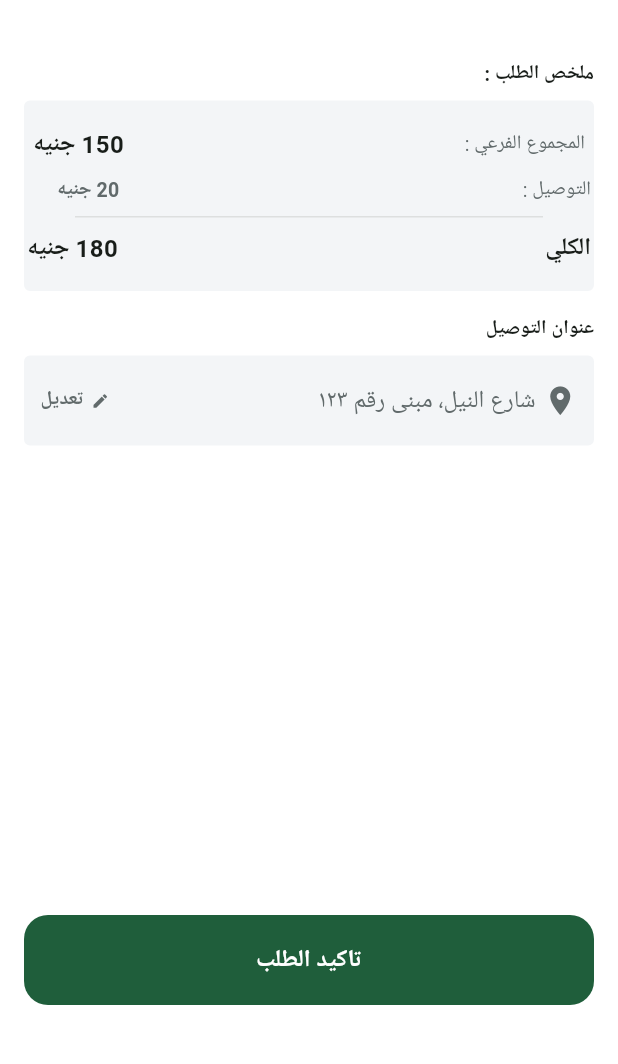
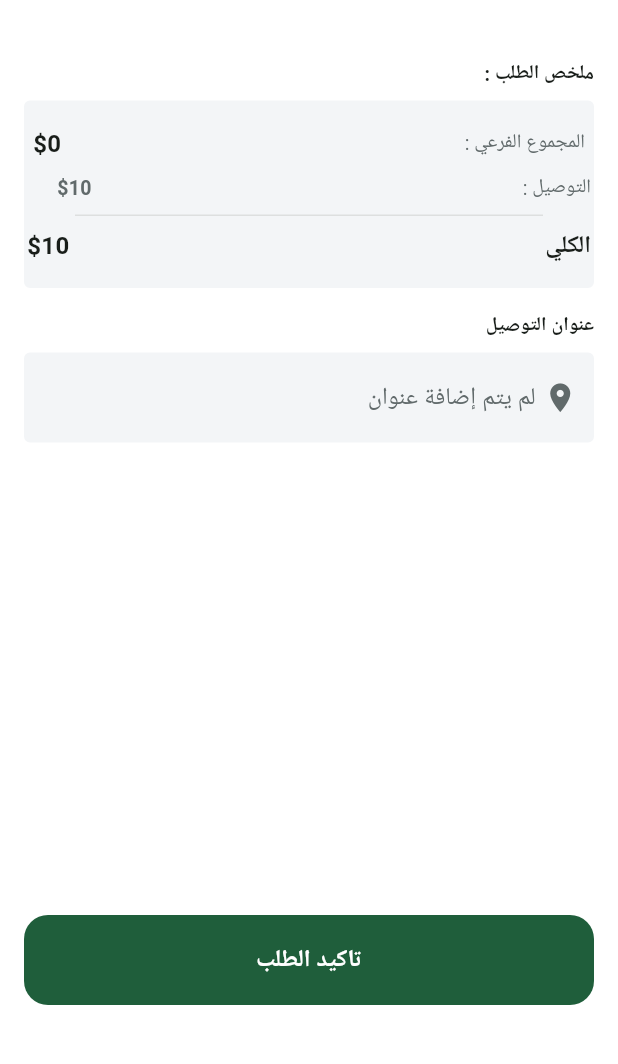
Before and after one commit to A-rosan/FruitsApp, a Flutter app: the CheckOutScreen screen opened directly with empty values, swiped to page 3, on a phone screen of 412 x 824 dp, the part 150-1214 px from its top. Run offline on Flutter 3.47's test engine with Material 3 defaults, Android fonts, the phone set to English and light mode, and no system bars; our stand-ins replace cloud_firestore, dartz, dots_indicator, equatable, firebase_auth, firebase_core and 13 more; missing offline and left inert: flutter_facebook_auth; accounts and stored records are empty; Roboto replaces fonts that are missing (Cairo); project files that could hold a hidden picture were left out.

Commit message:
payment section logic

```diff
--- a/lib/features/check_out/presentation/views/check_out.dart
+++ b/lib/features/check_out/presentation/views/check_out.dart
@@ -8,10 +8,32 @@ import '../../domain/address_entity.dart';
 import '../../domain/order_entity.dart';
 import 'widget/check_out_body.dart';
 
-class CheckOutScreen extends StatelessWidget {
+class CheckOutScreen extends StatefulWidget {
   CheckOutScreen({super.key, required this.cartEntity});
   static const String routName = 'checkOutScreen';
   CartEntity cartEntity;
+
+  @override
+  State<CheckOutScreen> createState() => _CheckOutScreenState();
+}
+
+class _CheckOutScreenState extends State<CheckOutScreen> {
+  late final OrderEntity _order;
+
+  @override
+  void initState() {
+    super.initState();
+    _order = OrderEntity(
+      cartEntity: widget.cartEntity,
+      addressEntity: AddressEntity(),
+    );
+  }
+
+  @override
+  void dispose() {
+    _order.dispose();
+    super.dispose();
+  }
 
   @override
   Widget build(BuildContext context) {
@@ -20,12 +42,10 @@ class CheckOutScreen extends StatelessWidget {
         context,
         title: 'الشحن',
       ),
-      body: Provider.value(
-          value: OrderEntity(
-            cartEntity: cartEntity,
-            addressEntity: AddressEntity(),
-          ),
-          child: CheckOutBody()),
+      body: ChangeNotifierProvider.value(
+        value: _order,
+        child: CheckOutBody(),
+      ),
     );
   }
 }
--- a/lib/features/check_out/presentation/views/widget/check_out_body.dart
+++ b/lib/features/check_out/presentation/views/widget/check_out_body.dart
@@ -10,12 +10,15 @@ import 'package:provider/provider.dart';
 // import '../../../../../core/utils/app_text_style.dart';
 // import '../../../../../core/widgets/custom_error_widget.dart';
 import '../../../../../core/widgets/custom_snack_bar.dart';
+import '../../../domain/address_entity.dart';
 import '../../../domain/order_entity.dart';
 // import 'active_step_item.dart';
 // import 'un_active_step_item.dart';
 
 class CheckOutBody extends StatefulWidget {
-  const CheckOutBody({super.key});
+  const CheckOutBody({
+    super.key,
+  });
 
   @override
   State<CheckOutBody> createState() => _CheckOutBodyState();
--- a/lib/features/check_out/presentation/views/widget/payment_section/payment_section.dart
+++ b/lib/features/check_out/presentation/views/widget/payment_section/payment_section.dart
@@ -1,20 +1,39 @@
 import 'package:flutter/material.dart';
-import 'package:flutter_svg/svg.dart';
-import 'package:fruits_app/core/utils/app_constant.dart';
+// import 'package:flutter_svg/svg.dart';
+// import 'package:fruits_app/core/utils/app_constant.dart';
 // import 'package:fruits_app/core/utils/app_constant.dart';
 import 'package:fruits_app/core/utils/app_decorations.dart';
 import 'package:fruits_app/core/utils/app_text_style.dart';
 // import 'package:fruits_app/core/widgets/custom_app_bar.dart';
 import 'package:gap/gap.dart';
+import 'package:provider/provider.dart';
 
 import '../../../../../../core/utils/app_colors.dart';
 import '../../../../../../core/widgets/costum_divider.dart';
+import '../../../../domain/order_entity.dart';
 
 class PaymentSection extends StatelessWidget {
   const PaymentSection({super.key});
 
   @override
   Widget build(BuildContext context) {
+    // Safely read the current address and build a readable string.
+    // Use `watch` so the UI updates when the addressEntity changes.
+    final order = context.watch<OrderEntity>();
+    final addressEntity = order.addressEntity;
+    String addressText;
+    if (addressEntity == null) {
+      addressText = 'لم يتم إضافة عنوان';
+    } else {
+      final parts = [
+        addressEntity.address,
+        addressEntity.city,
+        addressEntity.floor
+      ];
+      addressText =
+          parts.where((p) => p != null && p.trim().isNotEmpty).join(', ');
+      if (addressText.isEmpty) addressText = 'لم يتم إضافة عنوان';
+    }
     return Column(
       crossAxisAlignment: CrossAxisAlignment.start,
       children: [
@@ -44,7 +63,7 @@ class PaymentSection extends StatelessWidget {
                           .copyWith(color: AppColors.greyText),
                     ),
                     Text(
-                      "150 جنيه",
+                      "\$${context.read<OrderEntity>().cartEntity.calculateTotalPrice()}",
                       style: AppTextStyle.semiBold16,
                     ),
                   ],
@@ -62,7 +81,7 @@ class PaymentSection extends StatelessWidget {
                   Padding(
                     padding: const EdgeInsets.only(left: 20),
                     child: Text(
-                      "20 جنيه",
+                      "\$10",
                       style: AppTextStyle.semiBold13
                           .copyWith(color: AppColors.greyText),
                     ),
@@ -83,7 +102,7 @@ class PaymentSection extends StatelessWidget {
                     style: AppTextStyle.bold16,
                   ),
                   Text(
-                    "180 جنيه",
+                    "\$${context.read<OrderEntity>().cartEntity.calculateTotalPrice() + 10}",
                     style: AppTextStyle.bold16,
                   ),
                 ],
@@ -175,27 +194,27 @@ class PaymentSection extends StatelessWidget {
                         ),
                         Gap(5),
                         Text(
-                          "شارع النيل، مبنى رقم ١٢٣",
+                          addressText,
                           style: AppTextStyle.reg16
                               .copyWith(color: AppColors.greyText),
                         ),
                       ],
                     ),
-                    Row(
-                      children: [
-                        Icon(
-                          Icons.edit,
-                          size: 12,
-                          color: AppColors.greyText,
-                        ),
-                        Gap(5),
-                        Text(
-                          "تعديل",
-                          style: AppTextStyle.semiBold13
-                              .copyWith(color: AppColors.greyText),
-                        ),
-                      ],
-                    ),
+                    // Row(
+                    //   children: [
+                    //     Icon(
+                    //       Icons.edit,
+                    //       size: 12,
+                    //       color: AppColors.greyText,
+                    //     ),
+                    //     Gap(5),
+                    //     Text(
+                    //       "تعديل",
+                    //       style: AppTextStyle.semiBold13
+                    //           .copyWith(color: AppColors.greyText),
+                    //     ),
+                    //   ],
+                    // ),
                   ],
                 ),
               ],
--- a/lib/features/check_out/presentation/views/widget/shipping_section/shipping_secion.dart
+++ b/lib/features/check_out/presentation/views/widget/shipping_section/shipping_secion.dart
@@ -1,10 +1,10 @@
 import 'package:flutter/material.dart';
 import 'package:flutter_bloc/flutter_bloc.dart';
-import 'package:fruits_app/core/utils/app_colors.dart';
-import 'package:fruits_app/core/utils/app_constant.dart';
+// import 'package:fruits_app/core/utils/app_colors.dart';
+// import 'package:fruits_app/core/utils/app_constant.dart';
 import 'package:gap/gap.dart';
 
-import '../../../../../../core/utils/app_text_style.dart';
+// import '../../../../../../core/utils/app_text_style.dart';
 import '../../../../domain/order_entity.dart';
 import 'shipping_item.dart';
 
```
Also changed, not shown: lib/features/check_out/domain/order_entity.dart (+23 -3 lines), lib/features/check_out/presentation/views/widget/address_section/address_section.dart (+9 -9 lines).
